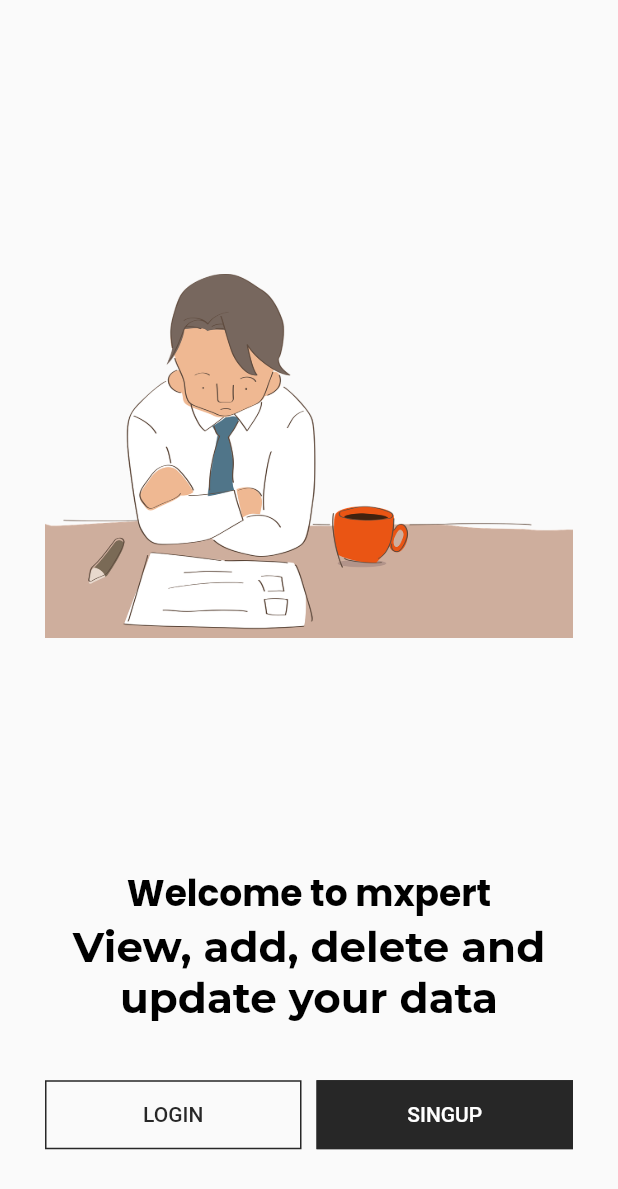
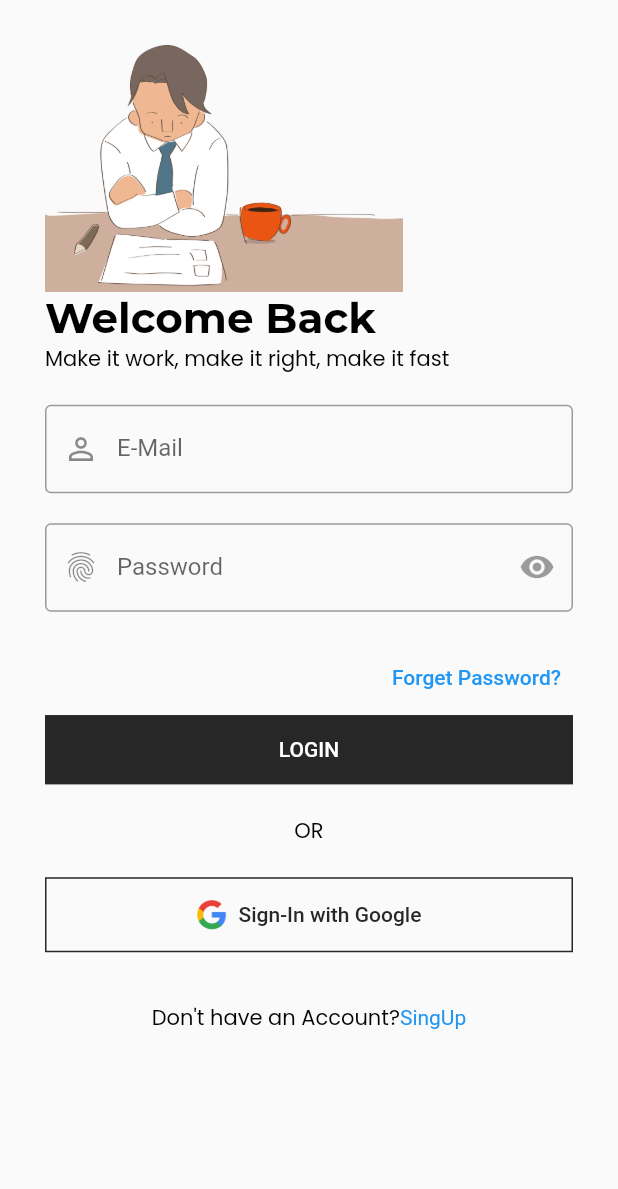
Before and after one commit to faizanlone666/mxpert, a Flutter app: the screen it shows after launch, after a tap on "LOGIN", on a phone screen of 412 x 824 dp. Shown: the top 1189 px of the screen. Run offline on Flutter 3.47's test engine with Material 2 defaults, Android fonts, the phone set to English and light mode, and no system bars; our stand-ins replace get, google_fonts.

Commit message:
login screen

```diff
--- a/lib/src/common_widgets/fade_in_animation/animation_design.dart
+++ b/lib/src/common_widgets/fade_in_animation/animation_design.dart
@@ -1,4 +1,3 @@
-import 'dart:ffi';
 
 import 'package:flutter/material.dart';
 import 'package:get/get.dart';
--- a/lib/src/common_widgets/fade_in_animation/fade_in_animation_controller.dart
+++ b/lib/src/common_widgets/fade_in_animation/fade_in_animation_controller.dart
@@ -1,4 +1,3 @@
-import 'package:flutter/cupertino.dart';
 import 'package:get/get.dart';
 import 'package:mxpert/src/features/welcome_screen/welcome_screen.dart';
 
--- a/lib/src/constants/image_strings.dart
+++ b/lib/src/constants/image_strings.dart
@@ -7,3 +7,6 @@
 
 // welcome screen images
 const String fWelcomeScreenImage = "assets/images/welcome_images/welcome-screen-image.png";
+
+//logos
+const String fGoogleLogoImage = "assets/images/logos/google.png";
--- a/lib/src/constants/text_strings.dart
+++ b/lib/src/constants/text_strings.dart
@@ -2,12 +2,23 @@
 
 //Generic text
 const String fLogin = "Login";
-const String fSignup = "Singup";
+const String fSignup = "SingUp";
+const String fEmail = "E-Mail";
+const String fPassword = "Password";
+const String fForgetPassword = "Forget Password?";
+const String fSignInWithGoogle = "Sign-In with Google";
+
 //splash screen text
 const String fAppName = ".mxpert";
 const String fAppTagLine = "Store All Data \n In One Place.";
 
 //welcome screen text
-
 const fWelcomeTitle = "Welcome to mxpert";
 const tWelcomeSubTitle = "View, add, delete and update your data ";
+
+//Login Screen Text
+const String fLoginTitle = "Welcome Back";
+const String fLoginSubTitle = "Make it work, make it right, make it fast";
+const String fRememberMe = "Remember me?";
+const String fDontHaveAnAccount = "Don't have an Account?";
+const String fAlreadyHaveAnAccount = "Already have an Account?";
--- /dev/null
+++ b/lib/src/features/login_screen/login_footer_widget.dart
@@ -0,0 +1,47 @@
+import 'package:flutter/material.dart';
+import 'package:mxpert/src/constants/image_strings.dart';
+import 'package:mxpert/src/constants/text_strings.dart';
+
+class LoginFooterWidget extends StatelessWidget {
+  const LoginFooterWidget({
+    super.key,
+  });
+
+  @override
+  Widget build(BuildContext context) {
+    return Column(
+      crossAxisAlignment: CrossAxisAlignment.center,
+      children: [
+        const Text("OR"),
+        const SizedBox(height: 20),
+        SizedBox(
+          width: double.infinity,
+          child: OutlinedButton.icon(
+            icon: const Image(
+              image: AssetImage(fGoogleLogoImage),
+              width: 20.0,
+            ),
+            onPressed: () {},
+            label: const Text(fSignInWithGoogle),
+          ),
+        ),
+        const SizedBox(height: 20),
+        TextButton(
+          onPressed: () {},
+          child: Text.rich(
+            TextSpan(
+              text: fDontHaveAnAccount,
+              style: Theme.of(context).textTheme.bodyLarge,
+              children: const [
+                TextSpan(
+                  text: fSignup,
+                  style: TextStyle(color: Colors.blue),
+                ),
+              ],
+            ),
+          ),
+        ),
+      ],
+    );
+  }
+}
--- /dev/null
+++ b/lib/src/features/login_screen/login_form_widget.dart
@@ -0,0 +1,60 @@
+import 'package:flutter/material.dart';
+import 'package:mxpert/src/constants/text_strings.dart';
+
+class LoginForm extends StatelessWidget {
+  const LoginForm({
+    super.key,
+  });
+
+  @override
+  Widget build(BuildContext context) {
+    return Form(
+      child: Container(
+        padding: const EdgeInsets.symmetric(vertical: 20.0),
+        child: Column(
+          crossAxisAlignment: CrossAxisAlignment.start,
+          children: [
+            TextFormField(
+              decoration: const InputDecoration(
+                  prefixIcon: Icon(Icons.person_outline_outlined),
+                  labelText: fEmail,
+                  hintText: fEmail,
+                  border: OutlineInputBorder()),
+            ),
+            const SizedBox(
+              height: 20,
+            ),
+            TextFormField(
+              obscureText: true,
+              enableSuggestions: false,
+              autocorrect: false,
+              decoration: const InputDecoration(
+                  prefixIcon: Icon(Icons.fingerprint),
+                  labelText: fPassword,
+                  hintText: fPassword,
+                  border: OutlineInputBorder(),
+                  suffixIcon: IconButton(
+                      onPressed: null,
+                      icon: Icon(Icons.remove_red_eye_sharp))),
+            ),
+            const SizedBox(
+              height: 20,
+            ),
+            Align(
+              alignment: Alignment.centerRight,
+              child: TextButton(
+                onPressed: () {},
+                child: const Text(fForgetPassword),
+              ),
+            ),
+            SizedBox(
+                width: double.infinity,
+                child: ElevatedButton(
+                    onPressed: () {},
+                    child: Text(fLogin.toUpperCase())))
+          ],
+        ),
+      ),
+    );
+  }
+}
--- /dev/null
+++ b/lib/src/features/login_screen/login_header_widget.dart
@@ -0,0 +1,32 @@
+import 'package:flutter/material.dart';
+import 'package:mxpert/src/constants/image_strings.dart';
+import 'package:mxpert/src/constants/text_strings.dart';
+
+class LoginHeaderWidget extends StatelessWidget {
+  const LoginHeaderWidget({
+    super.key,
+    required this.size,
+  });
+
+  final Size size;
+
+  @override
+  Widget build(BuildContext context) {
+    return Column(
+      crossAxisAlignment: CrossAxisAlignment.start,
+      children: [
+        Image(
+            image: const AssetImage(fWelcomeScreenImage),
+            height: size.height * 0.2),
+        Text(
+          fLoginTitle,
+          style: Theme.of(context).textTheme.displayLarge,
+        ),
+        Text(
+          fLoginSubTitle,
+          style: Theme.of(context).textTheme.bodyLarge,
+        ),
+      ],
+    );
+  }
+}
--- /dev/null
+++ b/lib/src/features/login_screen/login_screen.dart
@@ -0,0 +1,32 @@
+import 'package:flutter/material.dart';
+import 'package:mxpert/src/constants/image_strings.dart';
+import 'package:mxpert/src/constants/sizes.dart';
+import 'package:mxpert/src/constants/text_strings.dart';
+import 'package:mxpert/src/features/login_screen/login_footer_widget.dart';
+import 'package:mxpert/src/features/login_screen/login_form_widget.dart';
+import 'package:mxpert/src/features/login_screen/login_header_widget.dart';
+
+class LoginScreen extends StatelessWidget {
+  const LoginScreen({super.key});
+
+  @override
+  Widget build(BuildContext context) {
+    final size = MediaQuery.of(context).size;
+    return SafeArea(
+      child: Scaffold(
+        body: SingleChildScrollView(
+          child: Container(
+              padding: const EdgeInsets.all(fDefaultSize),
+              child: Column(
+                crossAxisAlignment: CrossAxisAlignment.start,
+                children: [
+                  LoginHeaderWidget(size: size),
+                  const LoginForm(),
+                  const LoginFooterWidget()
+                ],
+              )),
+        ),
+      ),
+    );
+  }
+}
--- a/lib/src/features/welcome_screen/welcome_screen.dart
+++ b/lib/src/features/welcome_screen/welcome_screen.dart
@@ -6,6 +6,7 @@
 import 'package:mxpert/src/constants/image_strings.dart';
 import 'package:mxpert/src/constants/sizes.dart';
 import 'package:mxpert/src/constants/text_strings.dart';
+import 'package:mxpert/src/features/login_screen/login_screen.dart';
 
 class WelcomeScreen extends StatelessWidget {
   const WelcomeScreen({super.key});
@@ -54,13 +55,13 @@
                       style: Theme.of(context).textTheme.displayLarge,
                       textAlign: TextAlign.center,
                     ),
-                    SizedBox(height: 10,)
+                    const SizedBox(height: 10,)
                   ]),
                   Row(
                     children: [
                       Expanded(
                         child: OutlinedButton(
-                          onPressed: () {},
+                          onPressed: () => Get.to(() => const LoginScreen()),
                           child: Text(fLogin.toUpperCase()),
                         ),
                       ),
--- a/pubspec.yaml
+++ b/pubspec.yaml
@@ -23,6 +23,7 @@
     - assets/images/
     - assets/images/splash_images/
     - assets/images/welcome_images/
+    - assets/images/logos/
 
 
 
```
Also changed, not shown: assets/images/logos/google.png (added).
